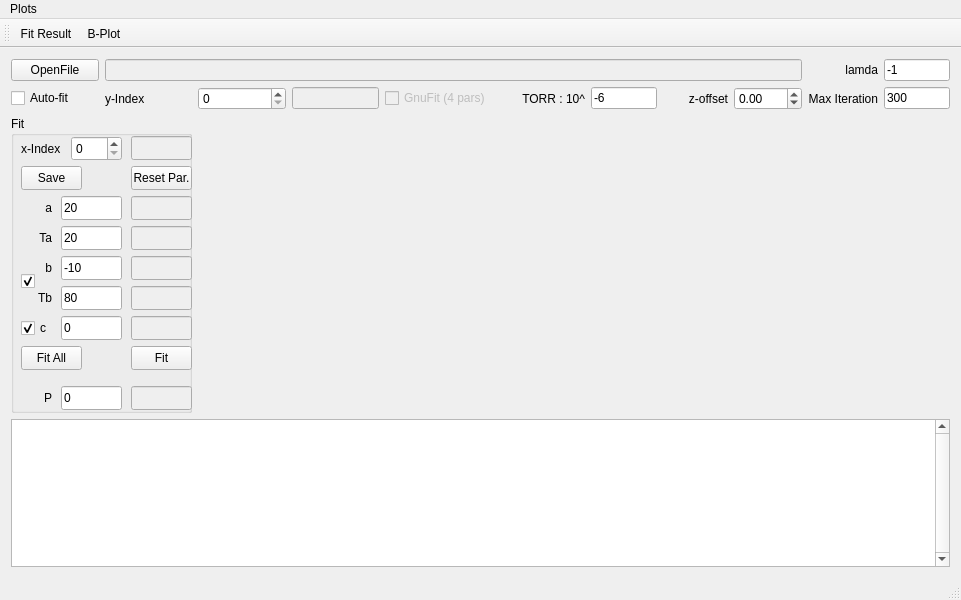
goluckyryan/nonLinearFit, file Analysis_UI/mainwindow.ui: the form before one commit.
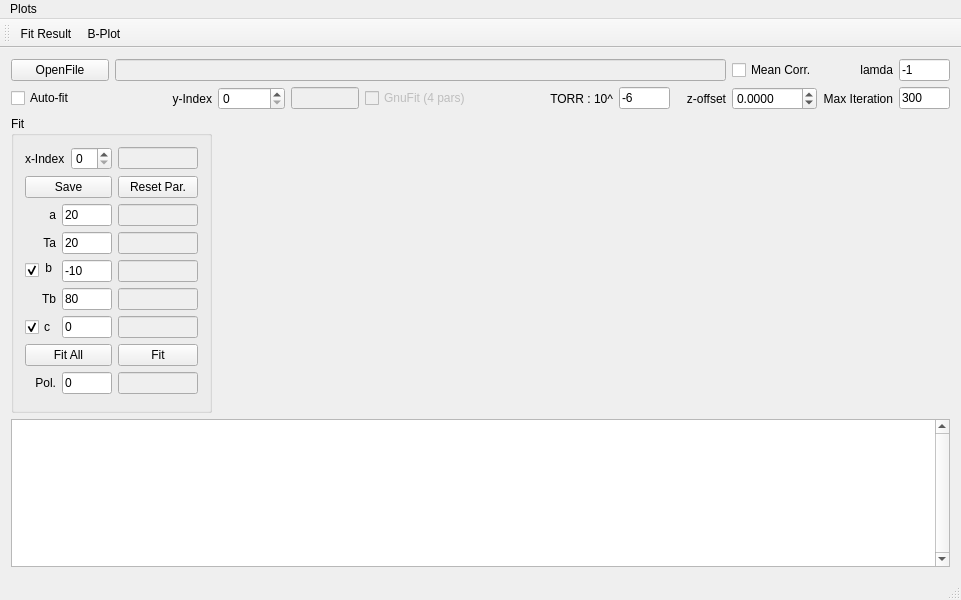
The form after the commit. Custom widgets are drawn as their Qt base class.

Commit message: various bugs fix; added mean correction for contour plot

Patch:
```diff
--- a/Analysis_UI/mainwindow.ui
+++ b/Analysis_UI/mainwindow.ui
@@ -14,42 +14,132 @@
    </rect>
   </property>
   <property name="sizePolicy">
-   <sizepolicy hsizetype="Preferred" vsizetype="Preferred">
+   <sizepolicy hsizetype="Maximum" vsizetype="Maximum">
     <horstretch>0</horstretch>
     <verstretch>0</verstretch>
    </sizepolicy>
   </property>
-  <property name="minimumSize">
-   <size>
-    <width>800</width>
-    <height>600</height>
-   </size>
-  </property>
-  <property name="maximumSize">
-   <size>
-    <width>99999</width>
-    <height>99999</height>
-   </size>
-  </property>
   <property name="windowTitle">
    <string>Analysis</string>
   </property>
   <widget class="QWidget" name="centralWidget">
    <layout class="QGridLayout" name="gridLayout">
+    <item row="1" column="11">
+     <widget class="QLineEdit" name="lineEdit_lambda">
+      <property name="text">
+       <string>-1</string>
+      </property>
+     </widget>
+    </item>
+    <item row="1" column="10">
+     <widget class="QLabel" name="label_9">
+      <property name="text">
+       <string>lamda</string>
+      </property>
+      <property name="alignment">
+       <set>Qt::AlignRight|Qt::AlignTrailing|Qt::AlignVCenter</set>
+      </property>
+     </widget>
+    </item>
+    <item row="2" column="10">
+     <widget class="QLabel" name="label_8">
+      <property name="text">
+       <string>Max Iteration</string>
+      </property>
+      <property name="alignment">
+       <set>Qt::AlignRight|Qt::AlignTrailing|Qt::AlignVCenter</set>
+      </property>
+     </widget>
+    </item>
+    <item row="2" column="3">
+     <widget class="QLineEdit" name="lineEdit_y">
+      <property name="enabled">
+       <bool>false</bool>
+      </property>
+     </widget>
+    </item>
+    <item row="2" column="11">
+     <widget class="QLineEdit" name="lineEdit_MaxIter">
+      <property name="text">
+       <string>300</string>
+      </property>
+     </widget>
+    </item>
+    <item row="2" column="2">
+     <widget class="QSpinBox" name="spinBox_y"/>
+    </item>
+    <item row="2" column="0">
+     <widget class="QCheckBox" name="checkBox_AutoFit">
+      <property name="text">
+       <string>Auto-fit</string>
+      </property>
+     </widget>
+    </item>
+    <item row="1" column="0">
+     <widget class="QPushButton" name="pushButton">
+      <property name="text">
+       <string>OpenFile</string>
+      </property>
+     </widget>
+    </item>
+    <item row="4" column="0" colspan="12">
+     <widget class="QTextEdit" name="textEdit">
+      <property name="sizePolicy">
+       <sizepolicy hsizetype="Expanding" vsizetype="Preferred">
+        <horstretch>0</horstretch>
+        <verstretch>1</verstretch>
+       </sizepolicy>
+      </property>
+      <property name="font">
+       <font>
+        <family>Courier New</family>
+       </font>
+      </property>
+      <property name="verticalScrollBarPolicy">
+       <enum>Qt::ScrollBarAlwaysOn</enum>
+      </property>
+     </widget>
+    </item>
+    <item row="2" column="4">
+     <widget class="QCheckBox" name="checkBox">
+      <property name="enabled">
+       <bool>false</bool>
+      </property>
+      <property name="text">
+       <string>GnuFit (4 pars)</string>
+      </property>
+     </widget>
+    </item>
+    <item row="2" column="8">
+     <widget class="QLabel" name="label_3">
+      <property name="text">
+       <string>z-offset</string>
+      </property>
+      <property name="alignment">
+       <set>Qt::AlignRight|Qt::AlignTrailing|Qt::AlignVCenter</set>
+      </property>
+     </widget>
+    </item>
+    <item row="2" column="9">
+     <widget class="QDoubleSpinBox" name="doubleSpinBox_zOffset">
+      <property name="decimals">
+       <number>4</number>
+      </property>
+      <property name="minimum">
+       <double>-100.000000000000000</double>
+      </property>
+      <property name="maximum">
+       <double>100.000000000000000</double>
+      </property>
+     </widget>
+    </item>
     <item row="2" column="1">
      <widget class="QLabel" name="label">
       <property name="text">
        <string>y-Index</string>
       </property>
-     </widget>
-    </item>
-    <item row="3" column="2" colspan="4">
-     <widget class="QCustomPlot" name="customPlot" native="true">
-      <property name="sizePolicy">
-       <sizepolicy hsizetype="Preferred" vsizetype="Preferred">
-        <horstretch>4</horstretch>
-        <verstretch>2</verstretch>
-       </sizepolicy>
+      <property name="alignment">
+       <set>Qt::AlignRight|Qt::AlignTrailing|Qt::AlignVCenter</set>
       </property>
      </widget>
     </item>
@@ -64,155 +154,209 @@
       <property name="title">
        <string>Fit</string>
       </property>
-      <widget class="QLineEdit" name="lineEdit_a">
-       <property name="geometry">
-        <rect>
-         <x>50</x>
-         <y>80</y>
-         <width>61</width>
-         <height>24</height>
-        </rect>
-       </property>
-       <property name="text">
-        <string>20</string>
-       </property>
-      </widget>
-      <widget class="QLineEdit" name="lineEdit_Ta">
-       <property name="geometry">
-        <rect>
-         <x>50</x>
-         <y>110</y>
-         <width>61</width>
-         <height>24</height>
-        </rect>
-       </property>
-       <property name="text">
-        <string>20</string>
-       </property>
-      </widget>
-      <widget class="QLineEdit" name="lineEdit_b">
-       <property name="geometry">
-        <rect>
-         <x>50</x>
-         <y>140</y>
-         <width>61</width>
-         <height>24</height>
-        </rect>
-       </property>
-       <property name="text">
-        <string>-10</string>
-       </property>
-      </widget>
-      <widget class="QLineEdit" name="lineEdit_Tb">
-       <property name="geometry">
-        <rect>
-         <x>50</x>
-         <y>170</y>
-         <width>61</width>
-         <height>24</height>
-        </rect>
-       </property>
-       <property name="text">
-        <string>80</string>
-       </property>
-      </widget>
-      <widget class="QPushButton" name="pushButton_Fit">
-       <property name="geometry">
-        <rect>
-         <x>120</x>
-         <y>230</y>
-         <width>61</width>
-         <height>24</height>
-        </rect>
-       </property>
-       <property name="text">
-        <string>Fit</string>
-       </property>
-      </widget>
-      <widget class="QLineEdit" name="lineEdit_x">
-       <property name="enabled">
-        <bool>false</bool>
-       </property>
-       <property name="geometry">
-        <rect>
-         <x>120</x>
-         <y>20</y>
-         <width>61</width>
-         <height>24</height>
-        </rect>
-       </property>
-       <property name="text">
-        <string/>
-       </property>
-      </widget>
-      <widget class="QSpinBox" name="spinBox_x">
-       <property name="geometry">
-        <rect>
-         <x>60</x>
-         <y>20</y>
-         <width>51</width>
-         <height>25</height>
-        </rect>
-       </property>
-      </widget>
-      <widget class="QPushButton" name="pushButton_reset">
-       <property name="geometry">
-        <rect>
-         <x>120</x>
-         <y>50</y>
-         <width>61</width>
-         <height>24</height>
-        </rect>
-       </property>
-       <property name="text">
-        <string>Reset Par.</string>
-       </property>
-      </widget>
-      <widget class="QLabel" name="label_2">
-       <property name="geometry">
-        <rect>
-         <x>10</x>
-         <y>20</y>
-         <width>51</width>
-         <height>25</height>
-        </rect>
-       </property>
-       <property name="text">
-        <string>x-Index</string>
-       </property>
-      </widget>
-      <widget class="QLabel" name="label_4">
-       <property name="geometry">
-        <rect>
-         <x>10</x>
-         <y>80</y>
-         <width>31</width>
-         <height>24</height>
-        </rect>
-       </property>
-       <property name="text">
-        <string>a</string>
-       </property>
-       <property name="alignment">
-        <set>Qt::AlignRight|Qt::AlignTrailing|Qt::AlignVCenter</set>
-       </property>
-      </widget>
-      <widget class="QLabel" name="label_5">
-       <property name="geometry">
-        <rect>
-         <x>10</x>
-         <y>110</y>
-         <width>31</width>
-         <height>24</height>
-        </rect>
-       </property>
-       <property name="text">
-        <string>Ta</string>
-       </property>
-       <property name="alignment">
-        <set>Qt::AlignRight|Qt::AlignTrailing|Qt::AlignVCenter</set>
-       </property>
-      </widget>
+      <layout class="QGridLayout" name="gridLayout_2">
+       <item row="0" column="0" colspan="2">
+        <widget class="QLabel" name="label_2">
+         <property name="text">
+          <string>x-Index</string>
+         </property>
+        </widget>
+       </item>
+       <item row="0" column="2">
+        <widget class="QSpinBox" name="spinBox_x"/>
+       </item>
+       <item row="0" column="3">
+        <widget class="QLineEdit" name="lineEdit_x">
+         <property name="enabled">
+          <bool>false</bool>
+         </property>
+         <property name="text">
+          <string/>
+         </property>
+        </widget>
+       </item>
+       <item row="1" column="0" colspan="3">
+        <widget class="QPushButton" name="pushButton_save">
+         <property name="text">
+          <string>Save</string>
+         </property>
+        </widget>
+       </item>
+       <item row="1" column="3">
+        <widget class="QPushButton" name="pushButton_reset">
+         <property name="text">
+          <string>Reset Par.</string>
+         </property>
+        </widget>
+       </item>
+       <item row="2" column="0">
+        <widget class="QLabel" name="label_4">
+         <property name="text">
+          <string>a</string>
+         </property>
+         <property name="alignment">
+          <set>Qt::AlignRight|Qt::AlignTrailing|Qt::AlignVCenter</set>
+         </property>
+        </widget>
+       </item>
+       <item row="2" column="1" colspan="2">
+        <widget class="QLineEdit" name="lineEdit_a">
+         <property name="text">
+          <string>20</string>
+         </property>
+        </widget>
+       </item>
+       <item row="2" column="3">
+        <widget class="QLineEdit" name="lineEdit_ea">
+         <property name="enabled">
+          <bool>false</bool>
+         </property>
+        </widget>
+       </item>
+       <item row="3" column="0">
+        <widget class="QLabel" name="label_5">
+         <property name="text">
+          <string>Ta</string>
+         </property>
+         <property name="alignment">
+          <set>Qt::AlignRight|Qt::AlignTrailing|Qt::AlignVCenter</set>
+         </property>
+        </widget>
+       </item>
+       <item row="3" column="1" colspan="2">
+        <widget class="QLineEdit" name="lineEdit_Ta">
+         <property name="text">
+          <string>20</string>
+         </property>
+        </widget>
+       </item>
+       <item row="3" column="3">
+        <widget class="QLineEdit" name="lineEdit_eTa">
+         <property name="enabled">
+          <bool>false</bool>
+         </property>
+        </widget>
+       </item>
+       <item row="4" column="0">
+        <widget class="QCheckBox" name="checkBox_b_Tb">
+         <property name="text">
+          <string/>
+         </property>
+         <property name="iconSize">
+          <size>
+           <width>16</width>
+           <height>16</height>
+          </size>
+         </property>
+         <property name="checked">
+          <bool>true</bool>
+         </property>
+        </widget>
+       </item>
+       <item row="4" column="1" colspan="2">
+        <widget class="QLineEdit" name="lineEdit_b">
+         <property name="text">
+          <string>-10</string>
+         </property>
+        </widget>
+       </item>
+       <item row="4" column="3">
+        <widget class="QLineEdit" name="lineEdit_eb">
+         <property name="enabled">
+          <bool>false</bool>
+         </property>
+        </widget>
+       </item>
+       <item row="5" column="0">
+        <widget class="QLabel" name="label_7">
+         <property name="text">
+          <string>Tb</string>
+         </property>
+         <property name="alignment">
+          <set>Qt::AlignRight|Qt::AlignTrailing|Qt::AlignVCenter</set>
+         </property>
+        </widget>
+       </item>
+       <item row="5" column="1" colspan="2">
+        <widget class="QLineEdit" name="lineEdit_Tb">
+         <property name="text">
+          <string>80</string>
+         </property>
+        </widget>
+       </item>
+       <item row="5" column="3">
+        <widget class="QLineEdit" name="lineEdit_eTb">
+         <property name="enabled">
+          <bool>false</bool>
+         </property>
+        </widget>
+       </item>
+       <item row="6" column="0">
+        <widget class="QCheckBox" name="checkBox_c">
+         <property name="text">
+          <string>c</string>
+         </property>
+         <property name="checked">
+          <bool>true</bool>
+         </property>
+        </widget>
+       </item>
+       <item row="6" column="1" colspan="2">
+        <widget class="QLineEdit" name="lineEdit_c">
+         <property name="enabled">
+          <bool>true</bool>
+         </property>
+         <property name="text">
+          <string>0</string>
+         </property>
+        </widget>
+       </item>
+       <item row="6" column="3">
+        <widget class="QLineEdit" name="lineEdit_ec">
+         <property name="enabled">
+          <bool>false</bool>
+         </property>
+        </widget>
+       </item>
+       <item row="7" column="0" colspan="3">
+        <widget class="QPushButton" name="pushButton_FitAll">
+         <property name="text">
+          <string>Fit All</string>
+         </property>
+        </widget>
+       </item>
+       <item row="7" column="3">
+        <widget class="QPushButton" name="pushButton_Fit">
+         <property name="text">
+          <string>Fit</string>
+         </property>
+        </widget>
+       </item>
+       <item row="8" column="0">
+        <widget class="QLabel" name="label_11">
+         <property name="text">
+          <string>Pol.</string>
+         </property>
+         <property name="alignment">
+          <set>Qt::AlignRight|Qt::AlignTrailing|Qt::AlignVCenter</set>
+         </property>
+        </widget>
+       </item>
+       <item row="8" column="1" colspan="2">
+        <widget class="QLineEdit" name="lineEdit_P">
+         <property name="text">
+          <string>0</string>
+         </property>
+        </widget>
+       </item>
+       <item row="8" column="3">
+        <widget class="QLineEdit" name="lineEdit_eP">
+         <property name="enabled">
+          <bool>false</bool>
+         </property>
+        </widget>
+       </item>
+      </layout>
       <widget class="QLabel" name="label_6">
        <property name="geometry">
         <rect>
@@ -229,209 +373,6 @@
         <set>Qt::AlignRight|Qt::AlignTrailing|Qt::AlignVCenter</set>
        </property>
       </widget>
-      <widget class="QLabel" name="label_7">
-       <property name="geometry">
-        <rect>
-         <x>10</x>
-         <y>170</y>
-         <width>31</width>
-         <height>24</height>
-        </rect>
-       </property>
-       <property name="text">
-        <string>Tb</string>
-       </property>
-       <property name="alignment">
-        <set>Qt::AlignRight|Qt::AlignTrailing|Qt::AlignVCenter</set>
-       </property>
-      </widget>
-      <widget class="QPushButton" name="pushButton_save">
-       <property name="geometry">
-        <rect>
-         <x>10</x>
-         <y>50</y>
-         <width>61</width>
-         <height>24</height>
-        </rect>
-       </property>
-       <property name="text">
-        <string>Save</string>
-       </property>
-      </widget>
-      <widget class="QPushButton" name="pushButton_FitAll">
-       <property name="geometry">
-        <rect>
-         <x>10</x>
-         <y>230</y>
-         <width>61</width>
-         <height>24</height>
-        </rect>
-       </property>
-       <property name="text">
-        <string>Fit All</string>
-       </property>
-      </widget>
-      <widget class="QLineEdit" name="lineEdit_c">
-       <property name="enabled">
-        <bool>true</bool>
-       </property>
-       <property name="geometry">
-        <rect>
-         <x>50</x>
-         <y>200</y>
-         <width>61</width>
-         <height>24</height>
-        </rect>
-       </property>
-       <property name="text">
-        <string>0</string>
-       </property>
-      </widget>
-      <widget class="QCheckBox" name="checkBox_c">
-       <property name="geometry">
-        <rect>
-         <x>10</x>
-         <y>200</y>
-         <width>31</width>
-         <height>24</height>
-        </rect>
-       </property>
-       <property name="text">
-        <string>c</string>
-       </property>
-       <property name="checked">
-        <bool>true</bool>
-       </property>
-      </widget>
-      <widget class="QCheckBox" name="checkBox_b_Tb">
-       <property name="geometry">
-        <rect>
-         <x>10</x>
-         <y>140</y>
-         <width>31</width>
-         <height>51</height>
-        </rect>
-       </property>
-       <property name="text">
-        <string/>
-       </property>
-       <property name="iconSize">
-        <size>
-         <width>16</width>
-         <height>16</height>
-        </size>
-       </property>
-       <property name="checked">
-        <bool>true</bool>
-       </property>
-      </widget>
-      <widget class="QLineEdit" name="lineEdit_ea">
-       <property name="enabled">
-        <bool>false</bool>
-       </property>
-       <property name="geometry">
-        <rect>
-         <x>120</x>
-         <y>80</y>
-         <width>61</width>
-         <height>24</height>
-        </rect>
-       </property>
-      </widget>
-      <widget class="QLineEdit" name="lineEdit_eTa">
-       <property name="enabled">
-        <bool>false</bool>
-       </property>
-       <property name="geometry">
-        <rect>
-         <x>120</x>
-         <y>110</y>
-         <width>61</width>
-         <height>24</height>
-        </rect>
-       </property>
-      </widget>
-      <widget class="QLineEdit" name="lineEdit_eb">
-       <property name="enabled">
-        <bool>false</bool>
-       </property>
-       <property name="geometry">
-        <rect>
-         <x>120</x>
-         <y>140</y>
-         <width>61</width>
-         <height>24</height>
-        </rect>
-       </property>
-      </widget>
-      <widget class="QLineEdit" name="lineEdit_eTb">
-       <property name="enabled">
-        <bool>false</bool>
-       </property>
-       <property name="geometry">
-        <rect>
-         <x>120</x>
-         <y>170</y>
-         <width>61</width>
-         <height>24</height>
-        </rect>
-       </property>
-      </widget>
-      <widget class="QLineEdit" name="lineEdit_ec">
-       <property name="enabled">
-        <bool>false</bool>
-       </property>
-       <property name="geometry">
-        <rect>
-         <x>120</x>
-         <y>200</y>
-         <width>61</width>
-         <height>24</height>
-        </rect>
-       </property>
-      </widget>
-      <widget class="QLineEdit" name="lineEdit_P">
-       <property name="geometry">
-        <rect>
-         <x>50</x>
-         <y>270</y>
-         <width>61</width>
-         <height>24</height>
-        </rect>
-       </property>
-       <property name="text">
-        <string>0</string>
-       </property>
-      </widget>
-      <widget class="QLineEdit" name="lineEdit_eP">
-       <property name="enabled">
-        <bool>false</bool>
-       </property>
-       <property name="geometry">
-        <rect>
-         <x>120</x>
-         <y>270</y>
-         <width>61</width>
-         <height>24</height>
-        </rect>
-       </property>
-      </widget>
-      <widget class="QLabel" name="label_11">
-       <property name="geometry">
-        <rect>
-         <x>10</x>
-         <y>270</y>
-         <width>31</width>
-         <height>24</height>
-        </rect>
-       </property>
-       <property name="text">
-        <string>P</string>
-       </property>
-       <property name="alignment">
-        <set>Qt::AlignRight|Qt::AlignTrailing|Qt::AlignVCenter</set>
-       </property>
-      </widget>
       <zorder>checkBox_b_Tb</zorder>
       <zorder>lineEdit_a</zorder>
       <zorder>lineEdit_Ta</zorder>
@@ -460,7 +401,7 @@
       <zorder>label_11</zorder>
      </widget>
     </item>
-    <item row="3" column="6" colspan="5">
+    <item row="3" column="6" colspan="6">
      <widget class="QCustomPlot" name="customPlot_CT" native="true">
       <property name="sizePolicy">
        <sizepolicy hsizetype="Preferred" vsizetype="Preferred">
@@ -470,79 +411,13 @@
       </property>
      </widget>
     </item>
-    <item row="1" column="10">
-     <widget class="QLineEdit" name="lineEdit_lambda">
-      <property name="text">
-       <string>-1</string>
-      </property>
-     </widget>
-    </item>
-    <item row="2" column="6">
-     <widget class="QLineEdit" name="lineEdit_TORR">
-      <property name="text">
-       <string>-6</string>
-      </property>
-     </widget>
-    </item>
-    <item row="1" column="9">
-     <widget class="QLabel" name="label_9">
-      <property name="text">
-       <string>lamda</string>
-      </property>
-      <property name="alignment">
-       <set>Qt::AlignRight|Qt::AlignTrailing|Qt::AlignVCenter</set>
-      </property>
-     </widget>
-    </item>
-    <item row="2" column="2">
-     <widget class="QSpinBox" name="spinBox_y"/>
-    </item>
-    <item row="2" column="3">
-     <widget class="QLineEdit" name="lineEdit_y">
-      <property name="enabled">
-       <bool>false</bool>
-      </property>
-     </widget>
-    </item>
-    <item row="2" column="10">
-     <widget class="QLineEdit" name="lineEdit_MaxIter">
-      <property name="text">
-       <string>300</string>
-      </property>
-     </widget>
-    </item>
-    <item row="2" column="9">
-     <widget class="QLabel" name="label_8">
-      <property name="text">
-       <string>Max Iteration</string>
-      </property>
-      <property name="alignment">
-       <set>Qt::AlignRight|Qt::AlignTrailing|Qt::AlignVCenter</set>
-      </property>
-     </widget>
-    </item>
-    <item row="4" column="0" colspan="11">
-     <widget class="QTextEdit" name="textEdit">
+    <item row="3" column="2" colspan="4">
+     <widget class="QCustomPlot" name="customPlot" native="true">
       <property name="sizePolicy">
-       <sizepolicy hsizetype="Expanding" vsizetype="Preferred">
-        <horstretch>0</horstretch>
-        <verstretch>1</verstretch>
+       <sizepolicy hsizetype="Preferred" vsizetype="Preferred">
+        <horstretch>4</horstretch>
+        <verstretch>2</verstretch>
        </sizepolicy>
-      </property>
-      <property name="font">
-       <font>
-        <family>Courier New</family>
-       </font>
-      </property>
-      <property name="verticalScrollBarPolicy">
-       <enum>Qt::ScrollBarAlwaysOn</enum>
-      </property>
-     </widget>
-    </item>
-    <item row="1" column="0">
-     <widget class="QPushButton" name="pushButton">
-      <property name="text">
-       <string>OpenFile</string>
       </property>
      </widget>
     </item>
@@ -553,24 +428,21 @@
       </property>
      </widget>
     </item>
-    <item row="2" column="4">
-     <widget class="QCheckBox" name="checkBox">
-      <property name="enabled">
-       <bool>false</bool>
-      </property>
+    <item row="1" column="9">
+     <widget class="QCheckBox" name="checkBox_MeanCorr">
       <property name="text">
-       <string>GnuFit (4 pars)</string>
+       <string>Mean Corr.</string>
       </property>
      </widget>
     </item>
-    <item row="2" column="0">
-     <widget class="QCheckBox" name="checkBox_AutoFit">
+    <item row="2" column="7">
+     <widget class="QLineEdit" name="lineEdit_TORR">
       <property name="text">
-       <string>Auto-fit</string>
+       <string>-6</string>
       </property>
      </widget>
     </item>
-    <item row="2" column="5">
+    <item row="2" column="6">
      <widget class="QLabel" name="label_10">
       <property name="text">
        <string>TORR : 10^</string>
@@ -580,26 +452,6 @@
       </property>
      </widget>
     </item>
-    <item row="2" column="7">
-     <widget class="QLabel" name="label_3">
-      <property name="text">
-       <string>z-offset</string>
-      </property>
-      <property name="alignment">
-       <set>Qt::AlignRight|Qt::AlignTrailing|Qt::AlignVCenter</set>
-      </property>
-     </widget>
-    </item>
-    <item row="2" column="8">
-     <widget class="QDoubleSpinBox" name="doubleSpinBox_zOffset">
-      <property name="minimum">
-       <double>-100.000000000000000</double>
-      </property>
-      <property name="maximum">
-       <double>100.000000000000000</double>
-      </property>
-     </widget>
-    </item>
    </layout>
   </widget>
   <widget class="QMenuBar" name="menuBar">
```
Left out of the diff: 34 changed lines with no effect on the pictures. The commit also changes 8 other files.
